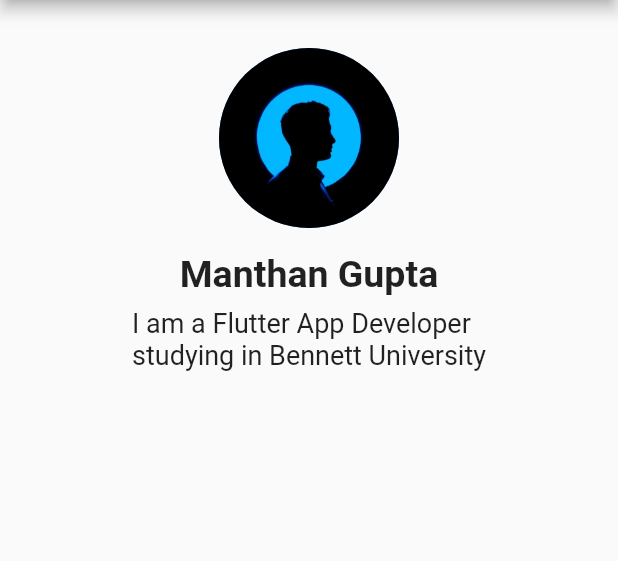
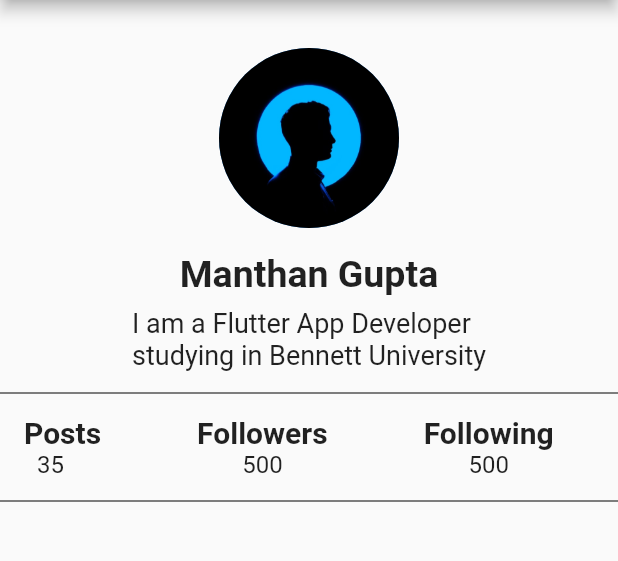
Before and after one commit to Manthan109/MyProfile-App, a Flutter app: the screen it shows after launch, on a phone screen of 412 x 824 dp, the part 84-645 px from its top. Run offline on Flutter 3.47's test engine with Material 2 defaults, Android fonts, the phone set to English and light mode, and no system bars.

Commit message:
Stats added

```diff
--- a/lib/main.dart
+++ b/lib/main.dart
@@ -49,12 +49,72 @@ class MyHomePage extends StatelessWidget {
               ),
             ),
             Padding(
-              padding: EdgeInsets.only(top:8.0),
+              padding: EdgeInsets.only(top: 8.0),
               child: Text(
                 "I am a Flutter App Developer \nstudying in Bennett University",
                 style: TextStyle(fontSize: 18.0),
               ),
-            )
+            ),
+            Divider(
+              height: 30.0,
+              color: Colors.black,
+            ),
+            Row(
+              children: [
+                Column(
+                  children: [
+                    Padding(
+                      padding: EdgeInsets.only(left: 16.0),
+                      child: Text(
+                        "Posts",
+                        style: TextStyle(
+                            fontWeight: FontWeight.bold, fontSize: 20.0),
+                      ),
+                    ),
+                    Text(
+                      "35",
+                      style: TextStyle(fontSize: 16.0),
+                    )
+                  ],
+                ),
+                Padding(
+                  padding: const EdgeInsets.only(left: 64.0),
+                  child: Column(
+                    children: [
+                      Text(
+                        "Followers",
+                        style: TextStyle(
+                            fontWeight: FontWeight.bold, fontSize: 20.0),
+                      ),
+                      Text(
+                        "500",
+                        style: TextStyle(fontSize: 16.0),
+                      )
+                    ],
+                  ),
+                ),
+                Padding(
+                  padding: const EdgeInsets.only(left: 64.0),
+                  child: Column(
+                    children: [
+                      Text(
+                        "Following",
+                        style: TextStyle(
+                            fontWeight: FontWeight.bold, fontSize: 20.0),
+                      ),
+                      Text(
+                        "500",
+                        style: TextStyle(fontSize: 16.0),
+                      )
+                    ],
+                  ),
+                )
+              ],
+            ),
+            Divider(
+              height: 30.0,
+              color: Colors.black,
+            ),
           ],
         ),
       ),
```
